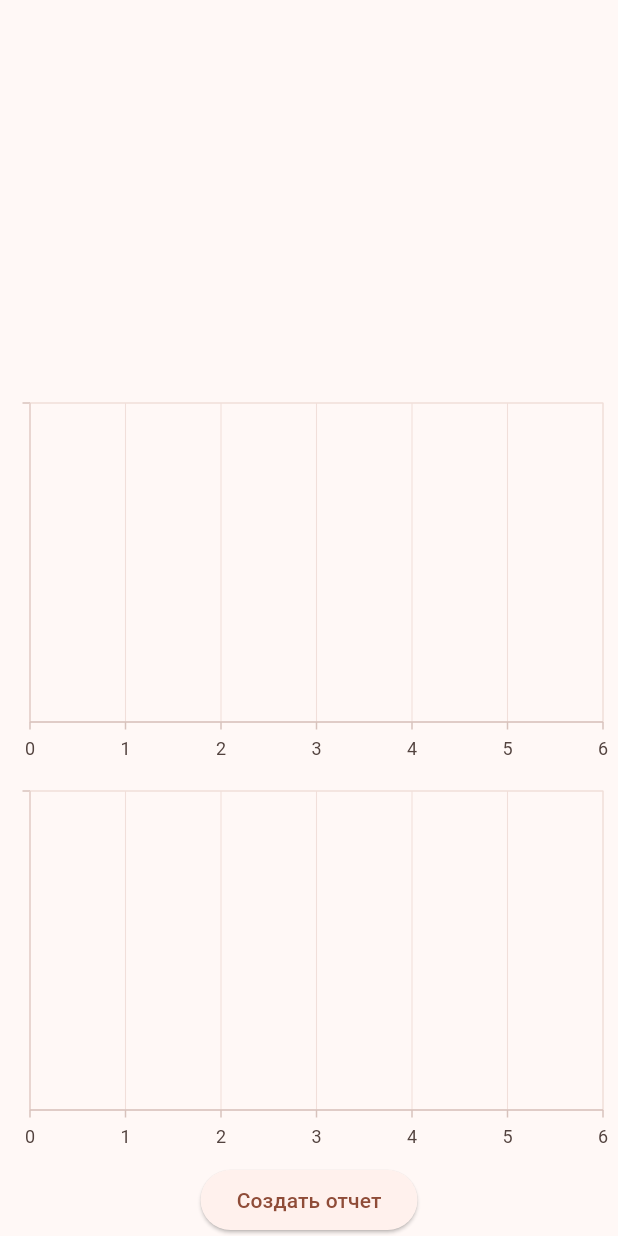
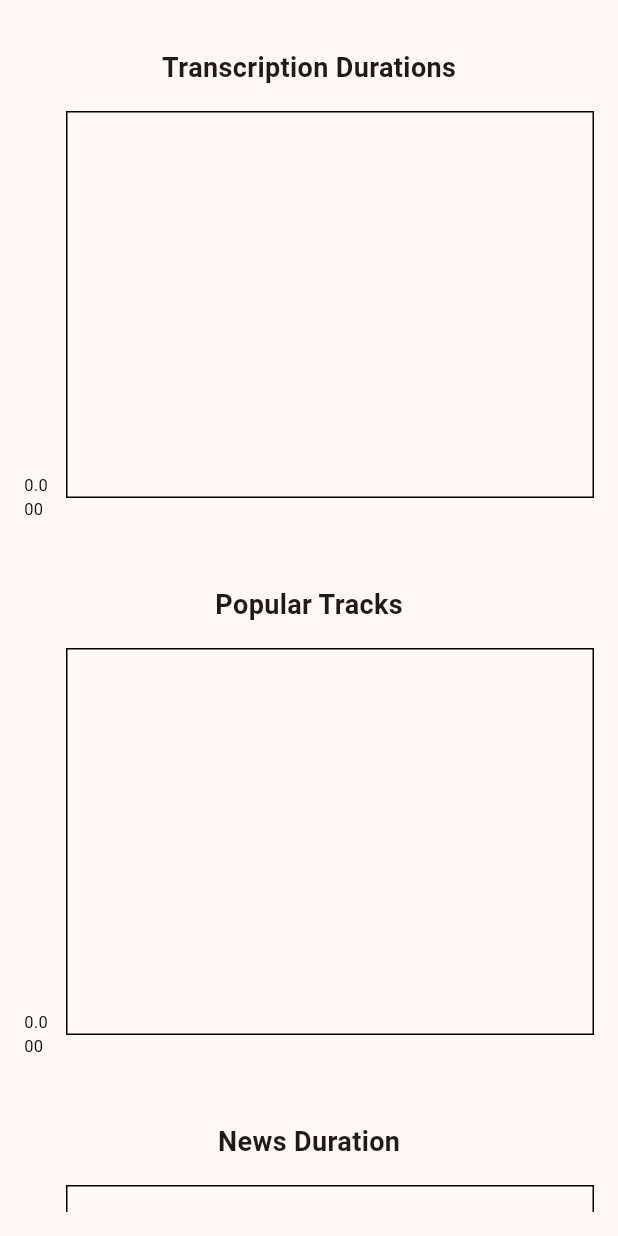
Before and after one commit to Neznak0mec/Diploma, a Flutter app: the TranscriptionAnalysisWidget screen opened directly, on a phone screen of 412 x 824 dp. Run offline on Flutter 3.47's test engine with Material 3 defaults, Android fonts, the phone set to English and light mode, and no system bars; drawn by our look-alikes of fl_chart; our stand-ins replace file_picker, flutter_typeahead, shared_preferences, syncfusion_flutter_charts; missing offline and left inert: excel, requests; accounts and stored records are empty.

Commit message:
add diograms

```diff
--- a/Application/lib/UI/Diograms/DiogramWidget.dart
+++ b/Application/lib/UI/Diograms/DiogramWidget.dart
@@ -1,6 +1,6 @@
 import 'dart:io';
 
-
+import 'package:fl_chart/fl_chart.dart';
 import 'package:flutter/material.dart';
 import 'package:path_provider/path_provider.dart';
 import 'package:syncfusion_flutter_charts/charts.dart';
@@ -13,186 +13,262 @@ class TranscriptionAnalysisWidget extends StatefulWidget {
   const TranscriptionAnalysisWidget({super.key});
 
   @override
-  _TranscriptionAnalysisWidgetState createState() => _TranscriptionAnalysisWidgetState();
+  _TranscriptionAnalysisWidgetState createState() =>
+      _TranscriptionAnalysisWidgetState();
 }
 
-class _TranscriptionAnalysisWidgetState extends State<TranscriptionAnalysisWidget> {
-  List<Transcription> transcriptions = [];
+class _TranscriptionAnalysisWidgetState
+    extends State<TranscriptionAnalysisWidget> {
+  List<Transcription> _transcriptions = [];
 
   @override
   void initState() {
     super.initState();
-    getTranscriptions();
+    _fetchTranscriptions();
   }
 
-  Future<void> getTranscriptions() async {
-    transcriptions = await Api.getAllTranscriptions();
+  Future<void> _fetchTranscriptions() async {
+    final transcriptions = (await Api.getAllTranscriptions());
+
+    setState(() {
+      _transcriptions = transcriptions;
+    });
   }
 
   @override
   Widget build(BuildContext context) {
     return Scaffold(
-      body: Column(
-        children: [
-          Expanded(
-            child: SfCircularChart(
-              series: <CircularSeries>[
-                PieSeries<PieSegment, String>(
-                  dataSource: getMusicData(),
-                  xValueMapper: (PieSegment data, _) => data.radioName,
-                  yValueMapper: (PieSegment data, _) => data.recordetTime,
-                  dataLabelSettings: const DataLabelSettings(isVisible: true),
-                  dataLabelMapper: (PieSegment data, _) => data.radioName,
-                ),
-              ],
+      body: Padding(
+          padding: const EdgeInsets.all(16.0),
+          child:
+          SingleChildScrollView(
+            child: Column(
+              children: _generateGraphWidgets(),
             ),
-          ),
-          Expanded(
-            child: SfCartesianChart(
-              primaryXAxis: const CategoryAxis(),
-              primaryYAxis: const NumericAxis(),
-              series: [
-                BarSeries<TrackData, String>(
-                  dataSource: getTracksCount(transcriptions),
-                  xValueMapper: (TrackData data, _) => data.trackName,
-                  yValueMapper: (TrackData data, _) => data.count,
-                  dataLabelSettings: const DataLabelSettings(isVisible: true),
-                ),
-              ],
-            ),
-          ),
-          Expanded(
-            child: SfCartesianChart(
-              primaryXAxis: const CategoryAxis(),
-              primaryYAxis: const NumericAxis(),
-              series:
-                  [
-                BarSeries<TrackData, String>(
-                  dataSource: TotalSegmentsOfRadiostation(transcriptions),
-                  xValueMapper: (TrackData data, _) => data.trackName,
-                  yValueMapper: (TrackData data, _) => data.count,
-                  dataLabelSettings: const DataLabelSettings(isVisible: true),
-                ),
-              ],
-            ),
-          ),
-          ElevatedButton(
-            child: const Text('Создать отчет'),
-            onPressed: () {
-              createExcelReport(getMusicData(), getTracksCount(transcriptions), TotalSegmentsOfRadiostation(transcriptions));
-            },
-          ),
-        ],
+          )
       ),
     );
   }
 
-  List<PieSegment> getMusicData() {
-    List<PieSegment> musicData = [];
-    for (var transcription in transcriptions) {
-      PieSegment segment = PieSegment();
-      segment.radioName = transcription.radioName;
-      segment.recordetTime = calculateTotalTime(transcription.segments).toInt();
-      if (musicData.any((element) => element.radioName == segment.radioName)) {
-        musicData[musicData.indexWhere((element) => element.radioName == segment.radioName)].recordetTime += segment.recordetTime;
-      } else {
-        musicData.add(segment);
+  List<Widget> _generateGraphWidgets() {
+    List<Widget> widgets = [];
+
+    // Bar chart for the duration of each transcription
+    final durationData = _transcriptions.map((t) => _DurationData(
+        t.radioName,
+        t.endTime.difference(t.startTime).inSeconds
+    )).toList();
+
+    widgets.add(
+      Padding(
+        padding: const EdgeInsets.all(16.0),
+        child: Text('Transcription Durations', style: TextStyle(fontSize: 18, fontWeight: FontWeight.bold)),
+      ),
+    );
+    widgets.add(
+      SizedBox(
+        height: 300,
+        child: BarChart(
+          BarChartData(
+            alignment: BarChartAlignment.spaceAround,
+            barGroups: durationData
+                .map(
+                  (data) => BarChartGroupData(
+                x: durationData.indexOf(data),
+                barRods: [
+                  BarChartRodData(y: data.duration.toDouble(), colors: [Colors.blue])
+                ],
+                showingTooltipIndicators: [0],
+              ),
+            )
+                .toList(),
+            titlesData: FlTitlesData(
+              leftTitles: SideTitles(showTitles: true),
+              bottomTitles: SideTitles(
+                showTitles: true,
+                getTitles: (double value) {
+                  return durationData[value.toInt()].radioName;
+                },
+                rotateAngle: 45, // Rotating to avoid overlap if the text is long
+                margin: 20, // Adjust margin to provide enough space for the labels
+              ),
+            ),
+          ),
+        ),
+      ),
+    );
+
+    // Bar chart for the most popular tracks
+    final trackCount = <String, int>{};
+    for (var transcription in _transcriptions) {
+      for (var segment in transcription.segments) {
+        trackCount[segment.trackName] = (trackCount[segment.trackName] ?? 0) + 1;
       }
     }
-    return musicData;
-  }
+    final popularTracksData = trackCount.entries.map((e) => _TrackData(e.key, e.value)).toList();
 
-  double calculateTotalTime(List<RadioSegment> segments) {
-    double totalTime = 0;
-    for (var segment in segments) {
-      totalTime += segment.end - segment.start;
+    widgets.add(
+      Padding(
+        padding: const EdgeInsets.all(16.0),
+        child: Text('Popular Tracks', style: TextStyle(fontSize: 18, fontWeight: FontWeight.bold)),
+      ),
+    );
+    widgets.add(
+      SizedBox(
+        height: 300,
+        child: BarChart(
+          BarChartData(
+            alignment: BarChartAlignment.spaceAround,
+            barGroups: popularTracksData
+                .map(
+                  (data) => BarChartGroupData(
+                x: popularTracksData.indexOf(data),
+                barRods: [
+                  BarChartRodData(y: data.count.toDouble(), colors: [Colors.green])
+                ],
+                showingTooltipIndicators: [0],
+              ),
+            )
+                .toList(),
+            titlesData: FlTitlesData(
+              leftTitles: SideTitles(showTitles: true),
+              bottomTitles: SideTitles(
+                showTitles: true,
+                getTitles: (double value) {
+                  return popularTracksData[value.toInt()].trackName;
+                },
+                rotateAngle: 45,
+                margin: 20,
+              ),
+            ),
+          ),
+        ),
+      ),
+    );
+
+    // Bar chart for the total amount of time of news on air
+    final newsDuration = <String, int>{};
+    for (var transcription in _transcriptions) {
+      for (var news in transcription.news) {
+        final duration = (news.end ?? 0) - (news.start ?? 0);
+        newsDuration[transcription.radioName] = (newsDuration[transcription.radioName] ?? 0) + duration;
+      }
     }
-    return totalTime;
-  }
+    final newsDurationData = newsDuration.entries.map((e) => _NewsDurationData(e.key, e.value)).toList();
 
-  List<TrackData> getTracksCount(List<Transcription> segments) {
-    List<TrackData> trackData = [];
-    for (var transcription in segments) {
-      TrackData track = TrackData();
-      for (var segment in transcription.segments) {
-        String trackName = segment.trackName.toLowerCase();
-        track.trackName = trackName;
-        track.count++;
-      }
-      if (trackData.any((element) => element.trackName == track.trackName)) {
-        trackData[trackData.indexWhere((element) => element.trackName == track.trackName)].count += track.count;
-      } else {
-        trackData.add(track);
-      }
+    widgets.add(
+      Padding(
+        padding: const EdgeInsets.all(16.0),
+        child: Text('News Duration', style: TextStyle(fontSize: 18, fontWeight: FontWeight.bold)),
+      ),
+    );
+    widgets.add(
+      SizedBox(
+        height: 300,
+        child: BarChart(
+          BarChartData(
+            alignment: BarChartAlignment.spaceAround,
+            barGroups: newsDurationData
+                .map(
+                  (data) => BarChartGroupData(
+                x: newsDurationData.indexOf(data),
+                barRods: [
+                  BarChartRodData(y: data.duration.toDouble(), colors: [Colors.red])
+                ],
+                showingTooltipIndicators: [0],
+              ),
+            )
+                .toList(),
+            titlesData: FlTitlesData(
+              leftTitles: SideTitles(showTitles: true),
+              bottomTitles: SideTitles(
+                showTitles: true,
+                getTitles: (double value) {
+                  return newsDurationData[value.toInt()].radioName;
+                },
+                rotateAngle: 45,
+                margin: 20,
+              ),
+            ),
+          ),
+        ),
+      ),
+    );
 
+    // Bar chart for the number of segments for each radio station
+    final segmentCount = <String, int>{};
+    for (var transcription in _transcriptions) {
+      segmentCount[transcription.radioName] = (segmentCount[transcription.radioName] ?? 0) + transcription.segments.length;
     }
-    trackData.sort((a, b) => a.count.compareTo(b.count));
-    return trackData;
+    final segmentCountData = segmentCount.entries.map((e) => _SegmentCountData(e.key, e.value)).toList();
 
-  }
+    widgets.add(
+      Padding(
+        padding: const EdgeInsets.all(16.0),
+        child: Text('Segment Count', style: TextStyle(fontSize: 18, fontWeight: FontWeight.bold)),
+      ),
+    );
+    widgets.add(
+      SizedBox(
+        height: 300,
+        child: BarChart(
+          BarChartData(
+            alignment: BarChartAlignment.spaceAround,
+            barGroups: segmentCountData
+                .map(
+                  (data) => BarChartGroupData(
+                x: segmentCountData.indexOf(data),
+                barRods: [
+                  BarChartRodData(y: data.count.toDouble(), colors: [Colors.purple])
+                ],
+                showingTooltipIndicators: [0],
+              ),
+            )
+                .toList(),
+            titlesData: FlTitlesData(
+              leftTitles: SideTitles(showTitles: true),
+              bottomTitles: SideTitles(
+                showTitles: true,
+                getTitles: (double value) {
+                  return segmentCountData[value.toInt()].radioName;
+                },
+                rotateAngle: 45,
+                margin: 20,
+              ),
+            ),
+          ),
+        ),
+      ),
+    );
 
-  List<TrackData> TotalSegmentsOfRadiostation(List<Transcription> transcriptions) {
-    List<TrackData> trackData = [];
-    for (var transcription in transcriptions) {
-      TrackData track = TrackData();
-
-      track.trackName = transcription.radioName;
-      track.count = transcription.segments.length;
-
-      if (trackData.any((element) => element.trackName == track.trackName)) {
-        trackData[trackData.indexWhere((element) => element.trackName == track.trackName)].count += track.count;
-      } else {
-        trackData.add(track);
-      }
-
-    }
-    trackData.sort((a, b) => a.count.compareTo(b.count));
-    return trackData;
-
-  }
-
-  void createExcelReport(List<PieSegment> pieData, List<TrackData> barData1, List<TrackData> barData2) async {
-    var excel = Excel.createExcel();
-
-    // Create a sheet for pie chart data
-    var sheetPie = excel['PieData'];
-    sheetPie.appendRow([toCellValue('Radio Name'), toCellValue('Recorded Time')]);
-    for (var data in pieData) {
-      sheetPie.appendRow([toCellValue(data.radioName), toCellValue(data.recordetTime)]) ;
-    }
-
-    // Create a sheet for bar chart data 1
-    var sheetBar1 = excel['BarData1'];
-    sheetBar1.appendRow([toCellValue('Track Name'), toCellValue('Count')]);
-    for (var data in barData1) {
-      sheetBar1.appendRow([toCellValue(data.trackName), toCellValue(data.count)]);
-    }
-
-    // Create a sheet for bar chart data 2
-    var sheetBar2 = excel['BarData2'];
-    sheetBar2.appendRow([toCellValue('Track Name'), toCellValue('Count')]);
-    for (var data in barData2) {
-      sheetBar2.appendRow([toCellValue(data.trackName), toCellValue(data.count)]);
-    }
-
-    // Save the Excel file
-    var bytes = excel.encode();
-    final documentDirectory = await getApplicationDocumentsDirectory();
-    final file = File('${documentDirectory.path}/report.xlsx');
-    await file.writeAsBytes(bytes!);
-  }
-
-  TextCellValue toCellValue(dynamic value) {
-    return TextCellValue(value.toString());
+    return widgets;
   }
 }
 
-class PieSegment{
-  String radioName = "";
-  int recordetTime = 0;
+class _DurationData {
+  final String radioName;
+  final int duration;
+
+  _DurationData(this.radioName, this.duration);
 }
 
-class TrackData{
-  String trackName = "";
-  int count = 0;
+class _TrackData {
+  final String trackName;
+  final int count;
+
+  _TrackData(this.trackName, this.count);
 }
+
+class _NewsDurationData {
+  final String radioName;
+  final int duration;
+
+  _NewsDurationData(this.radioName, this.duration);
+}
+
+class _SegmentCountData {
+  final String radioName;
+  final int count;
+
+  _SegmentCountData(this.radioName, this.count);
+}
--- a/Application/lib/main.dart
+++ b/Application/lib/main.dart
@@ -1,7 +1,7 @@
-
 import 'package:flutter/material.dart';
 import 'Settings.dart';
 import 'UI/AudioWidgets/AudioPage.dart';
+import 'UI/Diograms/DiogramWidget.dart';
 import 'UI/FingerPrintWidgets/FingerPrintPage.dart';
 import 'UI/RadioWidgets/RadioPage.dart';
 import 'UI/SearchWidgets/SearchPage.dart';
@@ -66,7 +66,8 @@ class MyHomePageState extends State<MyHomePage> {
               child: DrawerHeader(
                 decoration: BoxDecoration(
                   color: Colors.blue,
-                ), child: null,
+                ),
+                child: null,
               ),
             ),
             ListTile(
@@ -103,6 +104,17 @@ class MyHomePageState extends State<MyHomePage> {
               },
             ),
             ListTile(
+              leading: Icon(Icons.analytics),
+              title: Text('Статистика'),
+              onTap: () {
+                setState(() {
+                  selectedIndex = 4;
+                  updatePage(null);
+                });
+                Navigator.pop(context);
+              },
+            ),
+            ListTile(
               leading: Icon(Icons.settings),
               title: Text('Настройки'),
               onTap: () {
@@ -126,10 +138,10 @@ class MyHomePageState extends State<MyHomePage> {
     } else {
       switch (selectedIndex) {
         case 0:
-          updateMainWidget(const RadioPage(),"Радио");
+          updateMainWidget(const RadioPage(), "Радио");
           break;
         case 1:
-          updateMainWidget(TranscriptionSearchPage(parent: this),"Поиск");
+          updateMainWidget(TranscriptionSearchPage(parent: this), "Поиск");
           break;
         case 2:
           updateMainWidget(const FingerPrintPage(), "Музыка");
@@ -137,8 +149,11 @@ class MyHomePageState extends State<MyHomePage> {
         case 3:
           updateMainWidget(SettingsPage(parent: this), "Настройки");
           break;
+        case 4:
+          updateMainWidget(TranscriptionAnalysisWidget(), "Статистика");
+          break;
         default:
-          updateMainWidget(const RadioPage(),"Радио");
+          updateMainWidget(const RadioPage(), "Радио");
           break;
       }
     }
--- a/Application/pubspec.yaml
+++ b/Application/pubspec.yaml
@@ -23,7 +23,7 @@ dependencies:
   flutter_typeahead: ^4.0.0
 
   cupertino_icons: ^1.0.6
-  fl_chart: ^0.66.2
+  fl_chart: ^0.66.0
   syncfusion_flutter_charts: ^24.2.9
   excel: ^4.0.2
   shared_preferences: ^2.2.3
```
